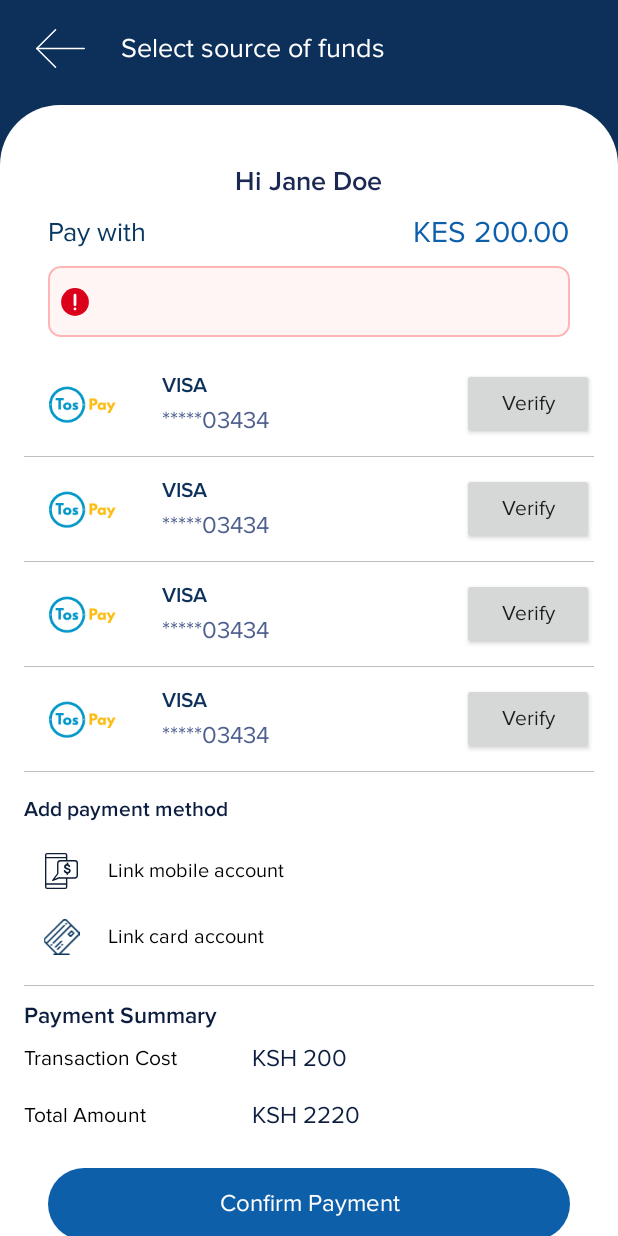
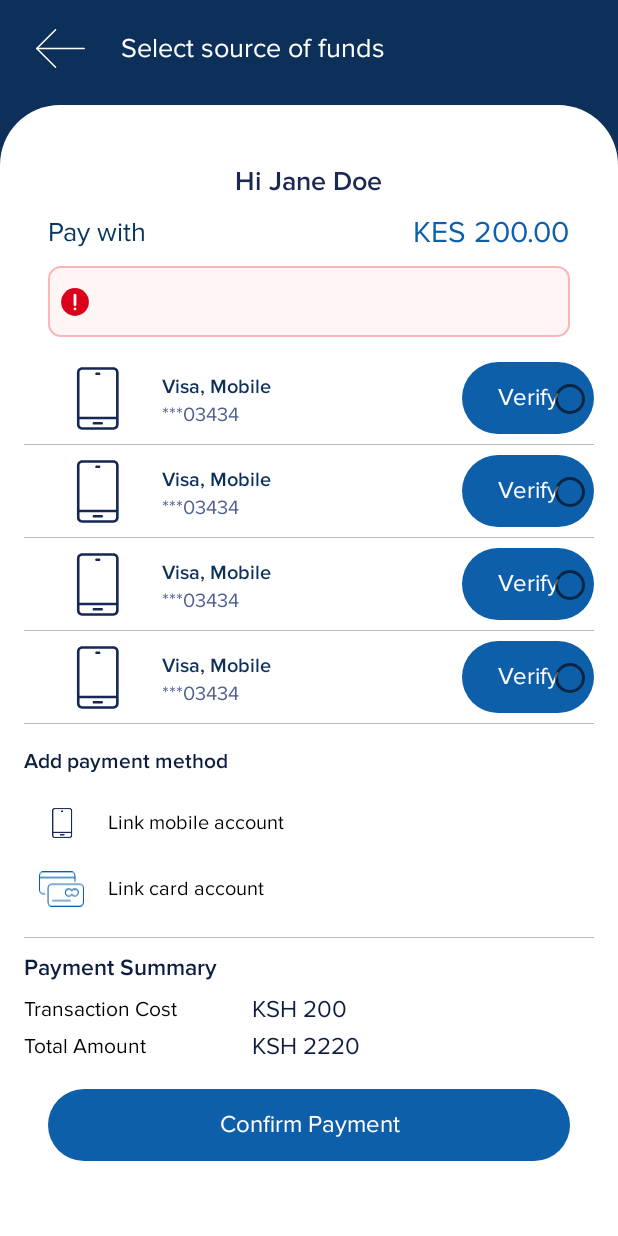
Before and after one commit to fredrickochieng-tospay/tospay, an Android app: the layout fragment_account_selection.xml on its own in the app's theme, with its tools: preview values and no code run, on a phone screen of 412 x 824 dp. Run offline under Robolectric (Android 15) with nearby library versions, the phone set to English and light mode, and no system bars; network calls fail.

Commit message:
clean ui

```diff
--- /dev/null
+++ b/auth/src/main/res/drawable/ic_card.xml
@@ -0,0 +1,41 @@
+<vector xmlns:android="http://schemas.android.com/apk/res/android"
+    android:width="43.106dp"
+    android:height="33.694dp"
+    android:viewportWidth="43.106"
+    android:viewportHeight="33.694">
+  <path
+      android:pathData="M5.624,21.451h-1.55a3.584,3.584 0,0 1,-3.574 -3.573v-13.8a3.585,3.585 0,0 1,3.574 -3.574h26.788a3.583,3.583 0,0 1,3.573 3.574v5.272"
+      android:strokeLineJoin="round"
+      android:strokeWidth="1"
+      android:fillColor="#00000000"
+      android:strokeColor="#0e5faa"
+      android:strokeLineCap="round"/>
+  <path
+      android:pathData="M0.742,5.899L34.195,5.899"
+      android:strokeLineJoin="round"
+      android:strokeWidth="1"
+      android:fillColor="#00000000"
+      android:strokeColor="#0e5faa"
+      android:strokeLineCap="round"/>
+  <path
+      android:pathData="M12.246,12.241L39.031,12.241a3.574,3.574 0,0 1,3.574 3.574v13.8a3.573,3.573 0,0 1,-3.573 3.573L12.242,33.188A3.572,3.572 0,0 1,8.67 29.621L8.67,15.817A3.576,3.576 0,0 1,12.246 12.241Z"
+      android:strokeLineJoin="round"
+      android:strokeWidth="1"
+      android:fillColor="#00000000"
+      android:strokeColor="#0e5faa"
+      android:strokeLineCap="round"/>
+  <path
+      android:pathData="M13,27.946L30.119,27.946"
+      android:strokeLineJoin="round"
+      android:strokeWidth="1"
+      android:fillColor="#00000000"
+      android:strokeColor="#0e5faa"
+      android:strokeLineCap="round"/>
+  <path
+      android:pathData="M34.339,16.7339a3.4,3.4 0,0 0,-2.855 1.558,3.406 3.406,0 1,0 0,3.694A3.4,3.4 0,1 0,34.339 16.7339Z"
+      android:strokeLineJoin="round"
+      android:strokeWidth="1"
+      android:fillColor="#00000000"
+      android:strokeColor="#0e5faa"
+      android:strokeLineCap="round"/>
+</vector>
--- a/auth/src/main/res/drawable/ic_link_card.xml
+++ /dev/null
@@ -1,27 +0,0 @@
-<vector xmlns:android="http://schemas.android.com/apk/res/android"
-    android:width="23.7dp"
-    android:height="23.7dp"
-    android:viewportWidth="23.7"
-    android:viewportHeight="23.7">
-  <path
-      android:pathData="M23.07,8.09l-7.5,-7.5a2.14,2.14 0,0 0,-1.52 -0.63,2.14 2.14,0 0,0 -1.52,0.63l-11.89,11.89a2.13,2.13 0,0 0,-0.63 1.52,2.14 2.14,0 0,0 0.63,1.52l0.93,0.93h0l6.22,6.22h-0.86a0.49,0.49 0,0 0,-0.49 0.49,0.49 0.49,0 0,0 0.49,0.49h9.87a0.49,0.49 0,0 0,0.49 -0.49,0.49 0.49,0 0,0 -0.49,-0.49h-5.25l11.54,-11.53A2.15,2.15 0,0 0,23.07 8.09ZM22.37,10.44 L10.48,22.33a1.16,1.16 0,0 1,-0.82 0.34h0a1.16,1.16 0,0 1,-0.82 -0.34l-6.23,-6.23 11.42,-11.42a0.49,0.49 0,0 0,0 -0.7,0.49 0.49,0 0,0 -0.7,0l-11.42,11.42 -0.58,-0.58a1.15,1.15 0,0 1,-0.34 -0.82,1.16 1.16,0 0,1 0.34,-0.82L13.25,1.33a1.16,1.16 0,0 1,0.82 -0.34,1.16 1.16,0 0,1 0.82,0.34l2.67,2.67 -11.42,11.42a0.49,0.49 0,0 0,0 0.7,0.49 0.49,0 0,0 0.35,0.14 0.5,0.5 0,0 0,0.35 -0.14L18.25,4.7l4.14,4.14A1.17,1.17 0,0 1,22.37 10.48Z"
-      android:fillColor="#083760"/>
-  <path
-      android:pathData="M12.17,14.26a0.5,0.5 0,0 0,-0.7 0l-3.88,3.88a0.49,0.49 0,0 0,0 0.7,0.49 0.49,0 0,0 0.35,0.15 0.49,0.49 0,0 0,0.35 -0.15l3.88,-3.88A0.49,0.49 0,0 0,12.17 14.26Z"
-      android:fillColor="#083760"/>
-  <path
-      android:pathData="M10.57,17.95l-1.59,1.59a0.5,0.5 0,0 0,0 0.7,0.5 0.5,0 0,0 0.35,0.15 0.49,0.49 0,0 0,0.35 -0.15l1.59,-1.59a0.5,0.5 0,0 0,0 -0.7A0.49,0.49 0,0 0,10.57 17.95Z"
-      android:fillColor="#083760"/>
-  <path
-      android:pathData="M12.04,16.48l-0.21,0.21a0.49,0.49 0,0 0,0 0.7,0.49 0.49,0 0,0 0.35,0.14 0.49,0.49 0,0 0,0.35 -0.14l0.21,-0.21a0.5,0.5 0,0 0,0 -0.7A0.49,0.49 0,0 0,12.04 16.48Z"
-      android:fillColor="#083760"/>
-  <path
-      android:pathData="M18.84,7.59a0.49,0.49 0,0 0,-0.35 -0.15,0.49 0.49,0 0,0 -0.35,0.15l-2.09,2.09a0.5,0.5 0,0 0,-0.14 0.35,0.49 0.49,0 0,0 0.14,0.35l1.4,1.4a0.49,0.49 0,0 0,0.35 0.14,0.5 0.5,0 0,0 0.35,-0.14l2.09,-2.09a0.49,0.49 0,0 0,0 -0.7ZM17.84,10.73 L17.14,10.03 18.54,8.63 19.2401,9.33Z"
-      android:fillColor="#083760"/>
-  <path
-      android:pathData="M14.83,3.72a0.49,0.49 0,0 0,0.35 -0.15l0.21,-0.21a0.49,0.49 0,0 0,0 -0.7,0.49 0.49,0 0,0 -0.7,0l-0.21,0.21a0.49,0.49 0,0 0,0 0.7A0.49,0.49 0,0 0,14.83 3.72Z"
-      android:fillColor="#083760"/>
-  <path
-      android:pathData="M4.97,16.58l-0.21,0.21a0.49,0.49 0,0 0,0 0.7,0.49 0.49,0 0,0 0.35,0.14 0.5,0.5 0,0 0,0.35 -0.14l0.21,-0.21a0.5,0.5 0,0 0,0 -0.7A0.49,0.49 0,0 0,4.97 16.58Z"
-      android:fillColor="#083760"/>
-</vector>
--- a/auth/src/main/res/drawable/ic_mobile.xml
+++ b/auth/src/main/res/drawable/ic_mobile.xml
@@ -1,12 +1,15 @@
 <vector xmlns:android="http://schemas.android.com/apk/res/android"
-    android:width="21.71dp"
-    android:height="24.19dp"
-    android:viewportWidth="21.71"
-    android:viewportHeight="24.19">
+    android:width="100dp"
+    android:height="100dp"
+    android:viewportWidth="100"
+    android:viewportHeight="100">
   <path
-      android:pathData="M20.8,14.97a1.38,1.38 0,0 1,-1.29 1.4h-9.18a1.46,1.46 0,0 1,-0.58 -0.18,0.45 0.45,0 0,0 -0.37,0l-3,1.17 2.35,-3.23a0.48,0.48 0,0 0,0.11 -0.27v-7a1.38,1.38 0,0 1,1.46 -1.2h9.18a1.21,1.21 0,0 1,1.29 1.2v8.11ZM13.8,20.41L0.89,20.41v-16.88h12.86v1.21h-3.44a2.26,2.26 0,0 0,-2.37 2.11v6.85l-3.19,4.38a0.46,0.46 0,0 0,0 0.55,0.43 0.43,0 0,0 0.53,0.13l4.25,-1.68a1.89,1.89 0,0 0,0.8 0.18h3.44v3.13ZM13.8,22.82a0.46,0.46 0,0 1,-0.46 0.46L1.37,23.28a0.46,0.46 0,0 1,-0.46 -0.46v-1.5h12.86v1.5ZM0.89,1.38a0.46,0.46 0,0 1,0.46 -0.46h11.94a0.46,0.46 0,0 1,0.46 0.46v1.24L0.89,2.62v-1.24ZM19.49,4.75L14.69,4.75v-3.37a1.38,1.38 0,0 0,-1.38 -1.38L1.37,0a1.38,1.38 0,0 0,-1.38 1.38v21.43a1.38,1.38 0,0 0,1.38 1.38h11.94a1.38,1.38 0,0 0,1.38 -1.38v-5.54h4.82a2.27,2.27 0,0 0,2.2 -2.31v-8.11a2.09,2.09 0,0 0,-2.2 -2.11Z"
-      android:fillColor="#0f1d35"/>
+      android:pathData="M53.469,15.214h-3.478c-0.963,0 -1.74,0.777 -1.74,1.739c0,0.961 0.777,1.739 1.74,1.739h3.478c0.962,0 1.739,-0.778 1.739,-1.739C55.208,15.992 54.431,15.214 53.469,15.214z"
+      android:fillColor="#172753"/>
   <path
-      android:pathData="M16.94,12.17a1.93,1.93 0,0 1,-1.71 1.64v0.35a0.56,0.56 0,0 1,-0.56 0.57,0.56 0.56,0 0,1 -0.56,-0.57v-0.37a2.5,2.5 0,0 1,-1.78 -1.7,0.57 0.57,0 0,1 0.46,-0.67 0.57,0.57 0,0 1,0.67 0.46,1.44 1.44,0 0,0 1.17,0.83c1.06,0 1.14,-0.54 1.17,-0.72 0.05,-0.34 -0.07,-0.43 -0.22,-0.5l-0.46,-0.16c-1.09,-0.35 -2.1,-0.72 -2.43,-1.43a1.71,1.71 0,0 1,0 -1.47,2 2,0 0,1 1.45,-1h0.09l0,-0.47a0.58,0.58 0,0 1,0.6 -0.55,0.57 0.57,0 0,1 0.55,0.6l0,0.49a1.91,1.91 0,0 1,1.18 1.26,0.58 0.58,0 0,1 -0.41,0.7 0.57,0.57 0,0 1,-0.7 -0.4c-0.06,-0.21 -0.29,-0.66 -1.06,-0.5a0.9,0.9 0,0 0,-0.66 0.43,0.57 0.57,0 0,0 0,0.48c0.14,0.3 1.34,0.69 1.74,0.82a5.53,5.53 0,0 1,0.59 0.21,1.51 1.51,0 0,1 0.87,1.71Z"
-      android:fillColor="#0f1d35"/>
+      android:pathData="M46.512,84.787h10.435c0.962,0 1.739,-0.779 1.739,-1.738c0,-0.965 -0.777,-1.74 -1.739,-1.74H46.512c-0.961,0 -1.739,0.779 -1.739,1.74C44.772,84.008 45.551,84.787 46.512,84.787z"
+      android:fillColor="#172753"/>
+  <path
+      android:pathData="M72.602,8.256H30.856c-3.834,0 -6.956,3.12 -6.956,6.958v69.573c0,3.836 3.122,6.957 6.956,6.957h41.745c3.836,0 6.956,-3.121 6.956,-6.957V15.214C79.558,11.376 76.438,8.256 72.602,8.256zM76.079,84.787c0,1.916 -1.559,3.479 -3.478,3.479H30.856c-1.919,0 -3.478,-1.563 -3.478,-3.479v-6.959h48.7V84.787L76.079,84.787zM76.079,74.35h-48.7V15.214c0,-1.918 1.559,-3.478 3.478,-3.478h41.745c1.919,0 3.478,1.56 3.478,3.478V74.35z"
+      android:fillColor="#172753"/>
 </vector>
--- a/auth/src/main/res/layout/fragment_account_selection.xml
+++ b/auth/src/main/res/layout/fragment_account_selection.xml
@@ -234,7 +234,7 @@
                             android:layout_width="30dp"
                             android:layout_height="24dp"
                             android:contentDescription="@string/app_name"
-                            android:src="@drawable/ic_link_card" />
+                            android:src="@drawable/ic_card" />
 
                         <TextView
                             android:layout_width="wrap_content"
@@ -281,9 +281,10 @@
                             android:id="@+id/chargeTitleView"
                             android:layout_width="wrap_content"
                             android:layout_height="wrap_content"
+                            android:layout_marginTop="@dimen/default_space_6"
                             android:fontFamily="@font/proxima_nova_regular"
-                            android:paddingTop="@dimen/default_space_10"
-                            android:paddingBottom="@dimen/default_space_10"
+                            android:paddingTop="3dp"
+                            android:paddingBottom="3dp"
                             android:text="Transaction Cost"
                             android:textColor="@color/black"
                             app:layout_constraintLeft_toLeftOf="parent"
@@ -294,8 +295,8 @@
                             android:layout_width="wrap_content"
                             android:layout_height="wrap_content"
                             android:fontFamily="@font/proxima_nova_regular"
-                            android:paddingTop="@dimen/default_space_10"
-                            android:paddingBottom="@dimen/default_space_10"
+                            android:paddingTop="3dp"
+                            android:paddingBottom="3dp"
                             android:text="Total Amount"
                             android:textColor="@color/black"
                             app:layout_constraintLeft_toLeftOf="parent"
@@ -306,6 +307,7 @@
                             android:layout_width="wrap_content"
                             android:layout_height="wrap_content"
                             android:fontFamily="@font/proxima_nova_regular"
+                            android:text="@{accountViewModel.charge.amount.currency+` `+accountViewModel.charge.amount.amount}"
                             android:textColor="@color/deep_dark_blue"
                             android:textSize="16sp"
                             app:layout_constraintBottom_toBottomOf="@id/chargeTitleView"
@@ -318,6 +320,7 @@
                             android:layout_width="wrap_content"
                             android:layout_height="wrap_content"
                             android:fontFamily="@font/proxima_nova_regular"
+                            android:text="@{accountViewModel.source.total.amount.currency+` `+accountViewModel.source.total.amount.amount}"
                             android:textColor="@color/deep_dark_blue"
                             android:textSize="16sp"
                             app:layout_constraintBottom_toBottomOf="@id/totalTitleView"
--- a/auth/src/main/res/layout/list_item_account_view.xml
+++ b/auth/src/main/res/layout/list_item_account_view.xml
@@ -24,17 +24,19 @@
 
         <ImageView
             android:id="@+id/avatarView"
+            account_type_icon="@{account.type}"
             android:layout_width="50dp"
             android:layout_height="50dp"
-            android:layout_marginTop="@dimen/default_space_10"
-            android:layout_marginBottom="@dimen/default_space_10"
+            android:layout_marginStart="20dp"
+            android:layout_marginLeft="20dp"
+            android:layout_marginTop="6dp"
+            android:layout_marginBottom="6dp"
             android:contentDescription="@string/app_name"
-            app:imageUrl="@{account.avatar}"
             app:layout_constraintBottom_toBottomOf="parent"
             app:layout_constraintLeft_toLeftOf="parent"
             app:layout_constraintRight_toLeftOf="@id/guideline3"
             app:layout_constraintTop_toTopOf="parent"
-            tools:src="@drawable/ic_tospay_logo_original" />
+            tools:src="@drawable/ic_mobile" />
 
         <androidx.constraintlayout.widget.Guideline
             android:id="@+id/guideline3"
@@ -47,16 +49,15 @@
             android:id="@+id/networkTextView"
             android:layout_width="0dp"
             android:layout_height="wrap_content"
-            android:layout_marginStart="@dimen/default_space_16"
             android:layout_marginLeft="@dimen/default_space_16"
-            android:layout_marginTop="3dp"
             android:fontFamily="@font/proxima_nova_semibold"
-            android:text="@{account.network}"
-            android:textAllCaps="true"
+            android:text="@{account.network +` - `+ account.name}"
+            android:textAllCaps="false"
             android:textColor="@color/colorPrimary"
+            android:textSize="13sp"
+            app:layout_constraintBottom_toTopOf="@id/guideline4"
             app:layout_constraintLeft_toRightOf="@id/guideline3"
-            app:layout_constraintTop_toTopOf="@id/avatarView"
-            tools:text="Visa" />
+            tools:text="Visa, Mobile" />
 
         <androidx.constraintlayout.widget.Guideline
             android:id="@+id/guideline4"
@@ -69,25 +70,25 @@
             android:id="@+id/truncTextView"
             android:layout_width="0dp"
             android:layout_height="wrap_content"
-            android:layout_marginStart="@dimen/default_space_16"
-            android:layout_marginLeft="@dimen/default_space_16"
-            android:layout_marginBottom="10dp"
+            android:layout_marginTop="2dp"
             android:fontFamily="@font/proxima_nova_regular"
-            android:text="@{String.format(`%s - %s`, account.getAlias(), account.getTrunc())}"
+            android:text="@{String.format(`%s ***%s`, account.getAlias(), account.getTrunc())}"
+            android:textAllCaps="false"
             android:textColor="@color/textColor"
-            android:textSize="16sp"
-            app:layout_constraintLeft_toRightOf="@id/guideline3"
-            app:layout_constraintTop_toBottomOf="@id/guideline4"
-            tools:text="*****03434" />
+            android:textSize="13sp"
+            app:layout_constraintStart_toStartOf="@+id/networkTextView"
+            app:layout_constraintTop_toBottomOf="@+id/guideline4"
+            tools:text="***03434" />
 
         <Button
             android:id="@+id/btn_verify_phone"
+            style="@style/Tospay.Button.Large"
             android:layout_width="wrap_content"
             android:layout_height="wrap_content"
             android:fontFamily="@font/proxima_nova_regular"
             android:text="Verify"
             android:textAllCaps="false"
-            android:visibility="@{account.type!=2?View.GONE:account.verified ? View.GONE:View.VISIBLE}"
+            android:visibility="@{account.type!=2?View.INVISIBLE:account.verified ? View.GONE:View.VISIBLE}"
             app:layout_constraintBottom_toTopOf="@id/divider"
             app:layout_constraintRight_toRightOf="parent"
             app:layout_constraintTop_toTopOf="parent"
```
Also changed, not shown: auth/src/main/java/net/tospay/auth/databinding/BindingUtils.java (+19 -1 lines), auth/src/main/java/net/tospay/auth/model/Account.java (+16 -0 lines), auth/src/main/java/net/tospay/auth/ui/account/AccountSelectionFragment.java (+2 -11 lines), auth/src/main/java/net/tospay/auth/ui/account/AccountViewModel.java (+7 -0 lines), auth/src/main/java/net/tospay/auth/ui/account/topup/TopupDialog.java (+8 -7 lines), auth/src/main/res/drawable/ic_wallet.xml (added, +9 -0 lines), auth/src/main/res/layout/dialog_topup.xml (+44 -9 lines), auth/src/main/res/layout/list_item_wallet_view.xml (+9 -12 lines).
